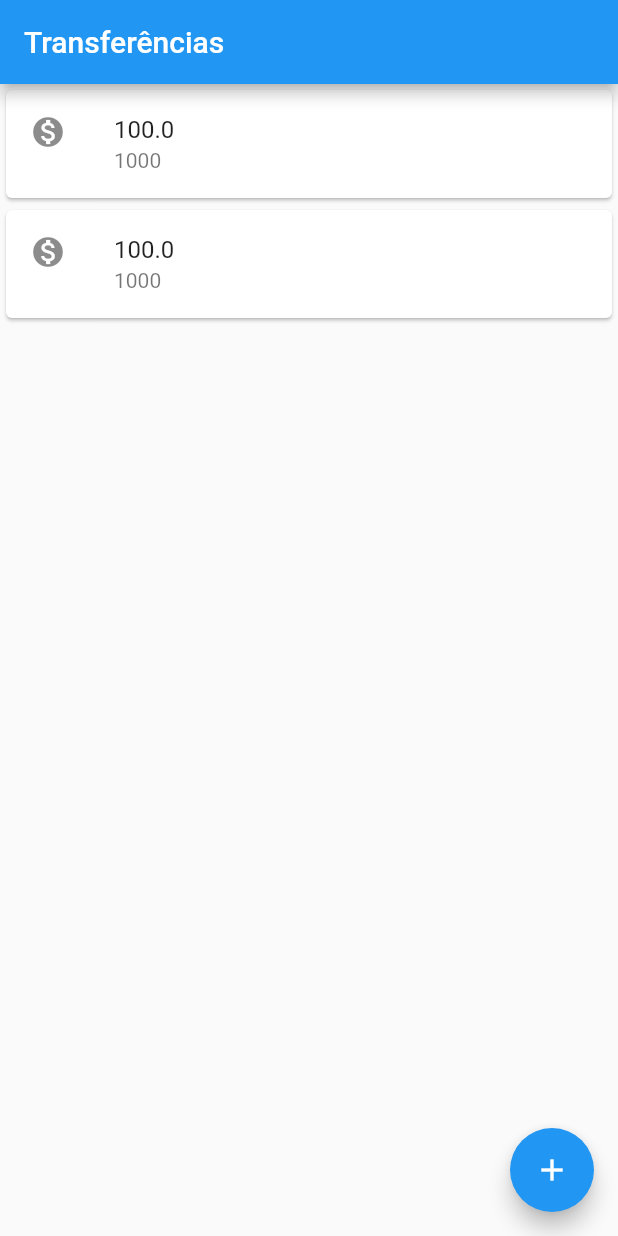
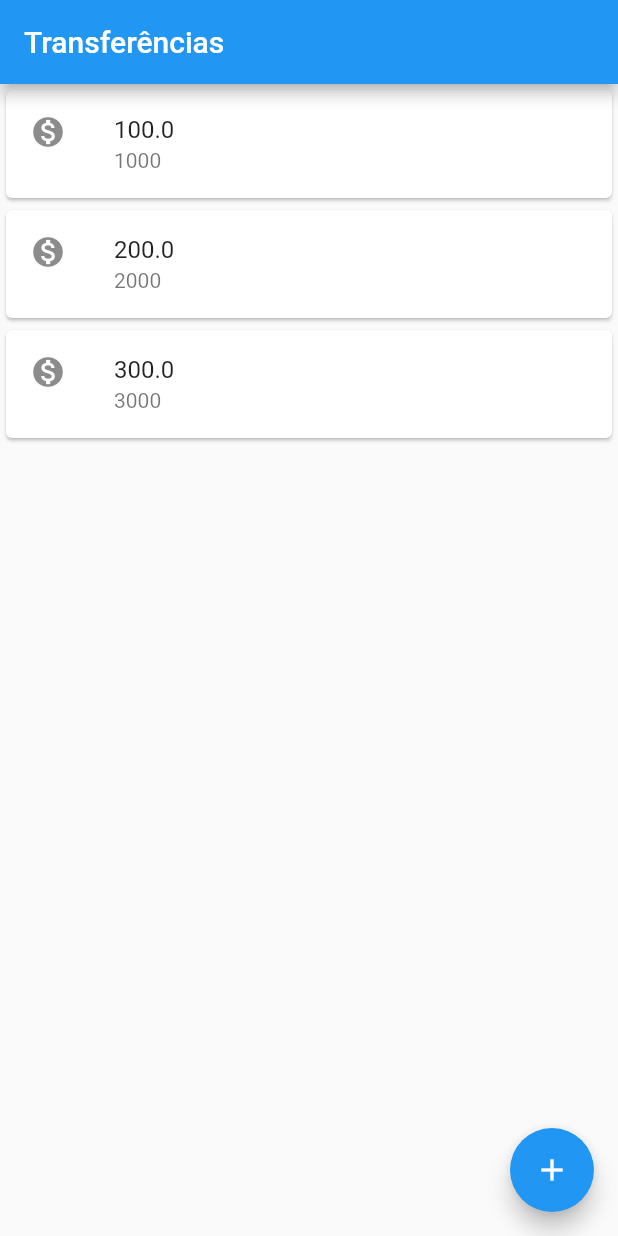
Before and after one commit to takanage/first_app_flutter, a Flutter app: the screen it shows after launch, on a phone screen of 412 x 824 dp. Run offline on Flutter 3.47's test engine with Material 2 defaults, Android fonts, the phone set to English and light mode, and no system bars.

Commit message:
Created Classes

```diff
--- a/lib/main.dart
+++ b/lib/main.dart
@@ -2,24 +2,7 @@ import 'package:flutter/material.dart';
 
 void main() => runApp(MaterialApp(
       home: Scaffold(
-        body: Column(
-          children: [
-            Card(
-              child: ListTile(
-                leading: Icon(Icons.monetization_on),
-                title: Text('100.0'),
-                subtitle: Text('1000'),
-              ),
-            ),
-            Card(
-              child: ListTile(
-                leading: Icon(Icons.monetization_on),
-                title: Text('100.0'),
-                subtitle: Text('1000'),
-              ),
-            ),
-          ],
-        ),
+        body: ListaTransferencia(),
         appBar: AppBar(
           title: Text('Transferências'),
         ),
@@ -28,3 +11,40 @@ void main() => runApp(MaterialApp(
         ),
       ),
     ));
+
+class ListaTransferencia extends StatelessWidget {
+  @override
+  Widget build(BuildContext context) {
+    return Column(
+      children: [
+        ItemTransferencia(Transferencia(100.0, 1000)),
+        ItemTransferencia(Transferencia(200.0, 2000)),
+        ItemTransferencia(Transferencia(300.0, 3000)),
+      ],
+    );
+  }
+}
+
+class ItemTransferencia extends StatelessWidget {
+  final Transferencia _transferencia;
+
+  ItemTransferencia(this._transferencia);
+
+  @override
+  Widget build(BuildContext context) {
+    return Card(
+      child: ListTile(
+        leading: Icon(Icons.monetization_on),
+        title: Text(_transferencia.valor.toString()),
+        subtitle: Text(_transferencia.numeroConta.toString()),
+      ),
+    );
+  }
+}
+
+class Transferencia {
+  final double valor;
+  final int numeroConta;
+
+  Transferencia(this.valor, this.numeroConta);
+}
```
